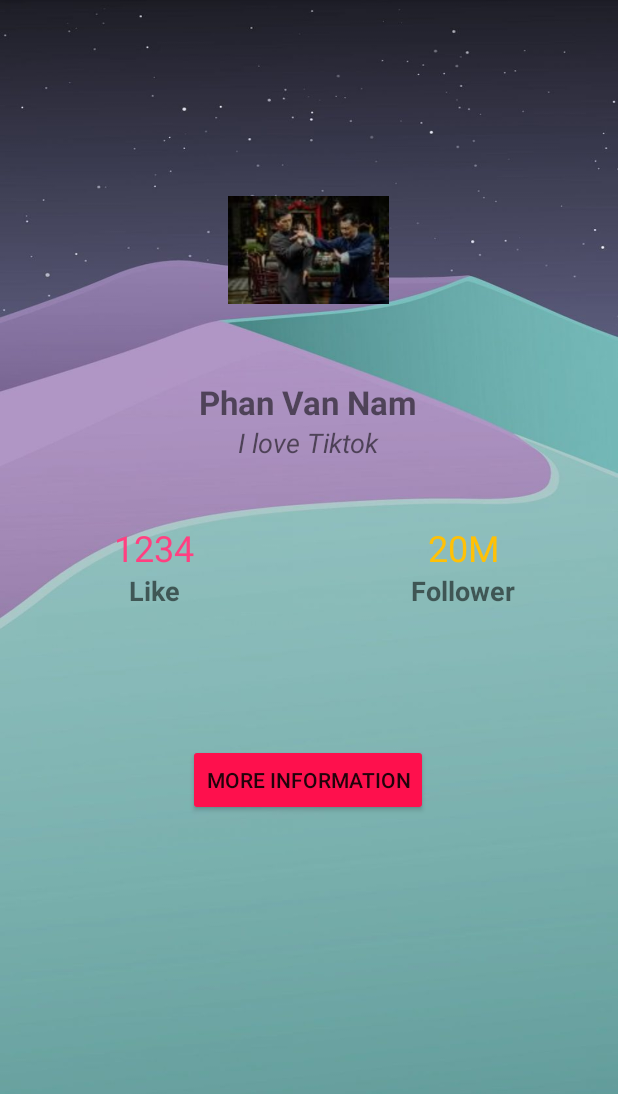
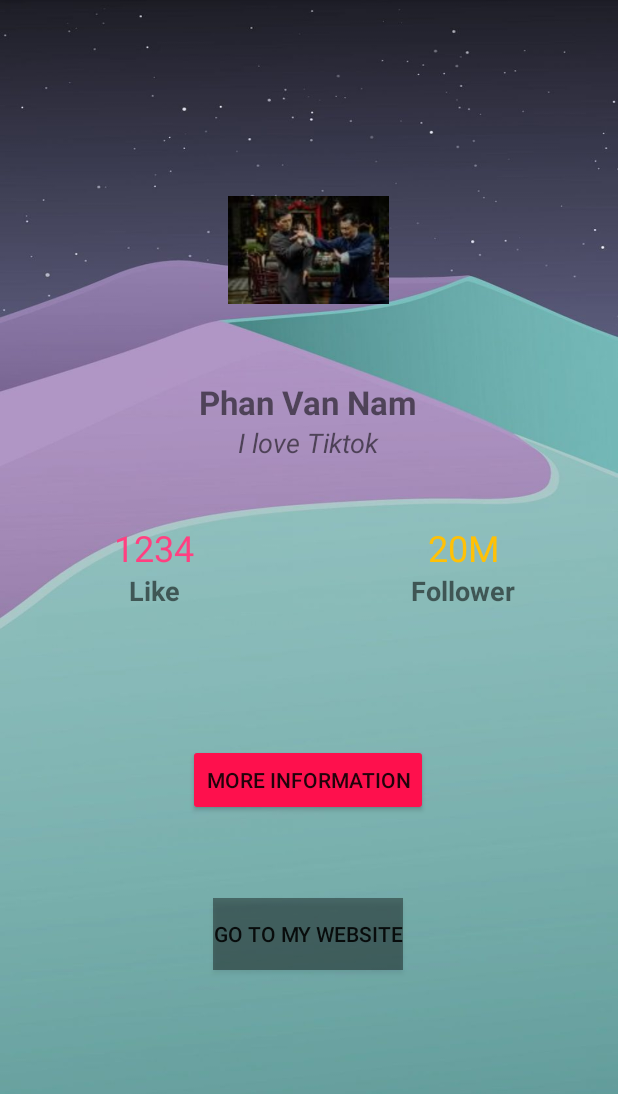
Before and after one commit to pvnamGit/prm301, an Android app: the HomePage screen opened directly, with no data from a screen before it, in the options menu, after a tap on "Profile", on a phone screen of 412 x 824 dp, the part 84-1178 px from its top. Run offline under Robolectric (Android 15) with nearby library versions, the phone set to English and light mode, and no system bars.

Commit message:
add noti

```diff
--- a/app/src/main/AndroidManifest.xml
+++ b/app/src/main/AndroidManifest.xml
@@ -22,6 +22,7 @@
         <activity android:name=".recycle.RecycleViewActivity" android:exported="false" />
         <activity android:name=".pages.ProfilePage" android:exported="false" />
         <activity android:name=".pages.UpdateSoonPage" android:exported="false" />
+        <activity android:name=".notifications.NotificationActivity" android:exported="false"/>
     </application>
 
 </manifest>
--- a/app/src/main/java/com/se151536_phanvannam/homePage/HomePage.java
+++ b/app/src/main/java/com/se151536_phanvannam/homePage/HomePage.java
@@ -18,7 +18,7 @@ import android.widget.Toast;
 
 import com.se151536_phanvannam.MainActivity;
 import com.se151536_phanvannam.R;
-import com.se151536_phanvannam.camera.CameraPreviewActivity;
+import com.se151536_phanvannam.notifications.NotificationActivity;
 import com.se151536_phanvannam.pages.ProfilePage;
 import com.se151536_phanvannam.pages.UpdateSoonPage;
 import com.se151536_phanvannam.recycle.RecycleViewActivity;
@@ -46,10 +46,10 @@ public class HomePage extends AppCompatActivity {
             }
         });
 
-        findViewById(R.id.open_camera_btn).setOnClickListener(new View.OnClickListener() {
+        findViewById(R.id.play_music_btn).setOnClickListener(new View.OnClickListener() {
             @Override
             public void onClick(View v) {
-                showCameraPreview();
+                playMusic();
             }
         });
 
@@ -108,8 +108,8 @@ public class HomePage extends AppCompatActivity {
         }
     }
 
-    private void showCameraPreview() {
-        Intent intent = new Intent(HomePage.this, CameraPreviewActivity.class);
+    private void playMusic() {
+        Intent intent = new Intent(HomePage.this, NotificationActivity.class);
         startActivity(intent);
     }
 
@@ -130,7 +130,7 @@ public class HomePage extends AppCompatActivity {
 
     private void makeCall() {
         Intent intent = new Intent(Intent.ACTION_DIAL);
-        intent.setData(Uri.parse("tel: 11111111"));
+        intent.setData(Uri.parse("tel: 0334472199"));
         if(intent.resolveActivity(getPackageManager()) != null){
             startActivity(intent);
         }
--- a/app/src/main/res/layout/my_profile.xml
+++ b/app/src/main/res/layout/my_profile.xml
@@ -143,5 +143,18 @@
         app:layout_constraintVertical_bias="0.286"
         tools:ignore="MissingConstraints" />
 
+    <Button
+        android:id="@+id/website_btn"
+        android:layout_width="wrap_content"
+        android:layout_height="wrap_content"
+        android:text="Go to my website"
+        android:background="@color/black_overlay"
+        app:layout_constraintBottom_toBottomOf="parent"
+        app:layout_constraintEnd_toEndOf="parent"
+        app:layout_constraintHorizontal_bias="0.498"
+        app:layout_constraintStart_toStartOf="parent"
+        app:layout_constraintTop_toBottomOf="@+id/more_info"
+        app:layout_constraintVertical_bias="0.312" />
+
 
 </android.support.constraint.ConstraintLayout>
```
Also changed, not shown: app/src/main/java/com/se151536_phanvannam/notifications/MyServices.java (added, +43 -0 lines), app/src/main/java/com/se151536_phanvannam/notifications/NotificationActivity.java (added, +59 -0 lines), app/src/main/java/com/se151536_phanvannam/pages/ProfilePage.java (+19 -1 lines), app/src/main/res/layout/activity_my_service.xml (added, +9 -0 lines), app/src/main/res/layout/activity_notification.xml (added, +32 -0 lines), app/src/main/res/layout/home_page.xml (+4 -4 lines), 1 other file.
